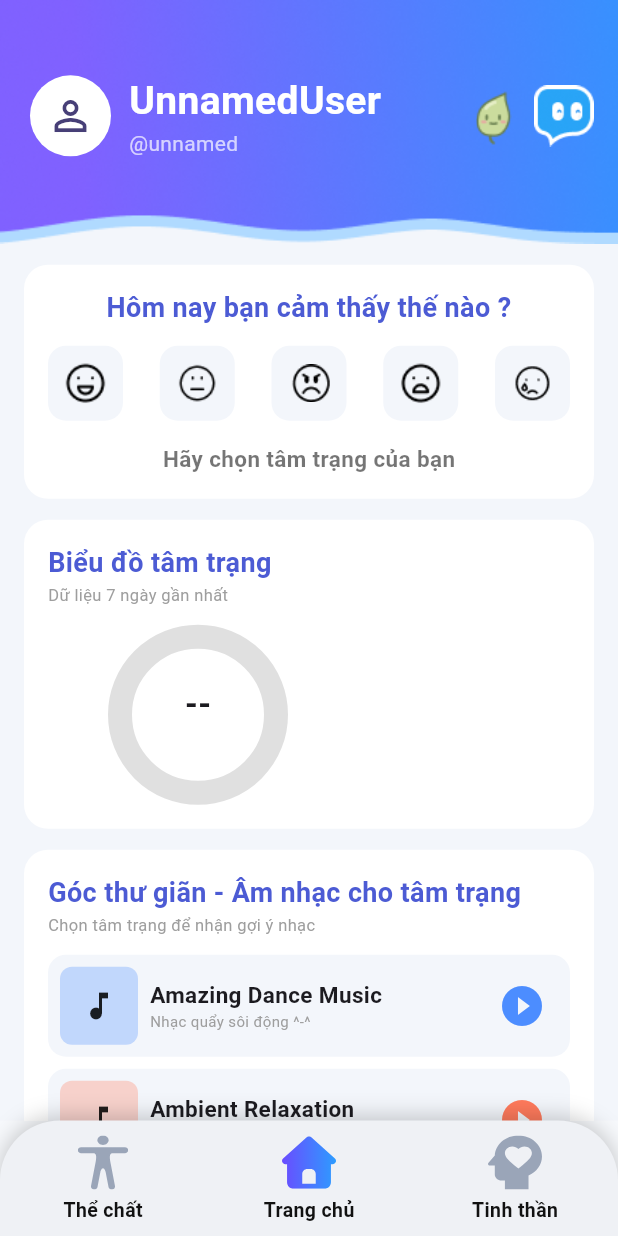
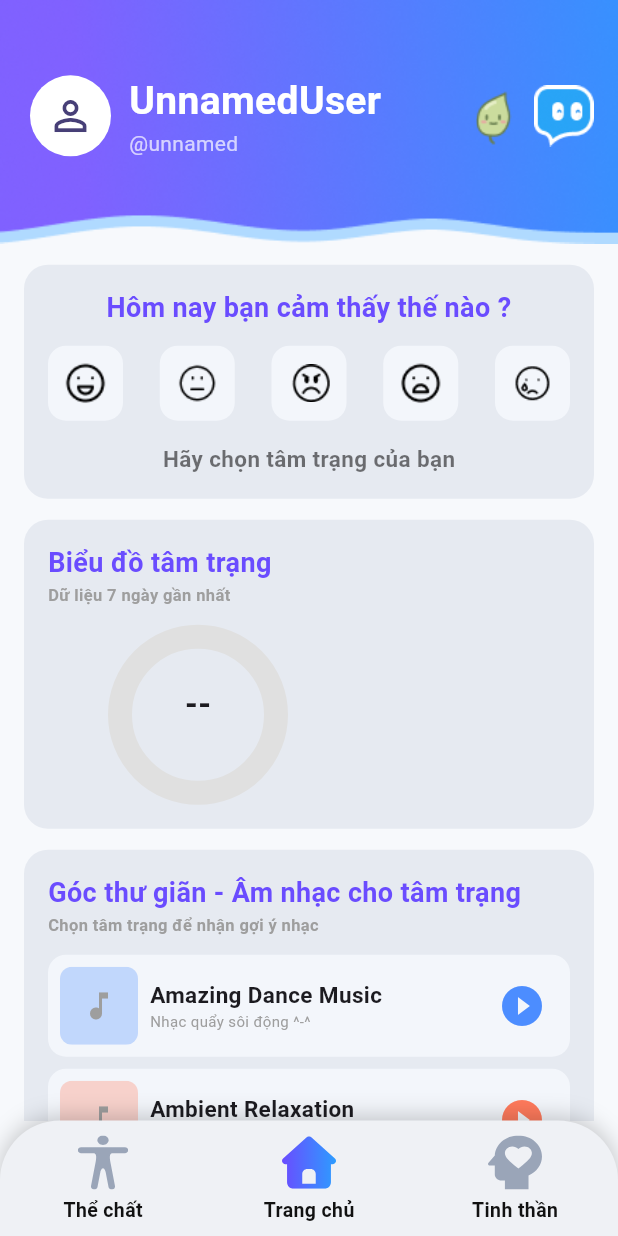
Before and after one commit to trantrikientybg/Healthiez, a Flutter app: the screen it shows once a user with an empty profile is signed in, swiped to page 3, on a phone screen of 412 x 824 dp. Run offline on Flutter 3.47's test engine with Material 3 defaults, Android fonts, the phone set to English and light mode, and no system bars; our stand-ins replace flutter_svg, shared_preferences, supabase_flutter; accounts and stored records are empty; network calls fail; project files that could hold a hidden picture were left out.

Commit message:
3/11 - 2

```diff
--- a/lib/screens/mental/mental_data.dart
+++ b/lib/screens/mental/mental_data.dart
@@ -74,7 +74,7 @@ const songs = [
   Song('Ocean Ambient', 'Giấc ngủ hòa cùng tiếng đại dương', Mood.neutral, Mood.tired, '3bOWrzil9JfMtd2nqiEUx2'),
   Song('Japanese Zen Garden', 'Nhạc chữa lành phong cách Nhật', Mood.cry, Mood.happy, '0XvBIoFUDrKfoPmnhz1fS4'),
   Song('Sleep', 'Nhạc đi ngủ zzzz', Mood.tired, Mood.neutral, '37i9dQZF1DWZd79rJ6a7lp'),
-  Song('Bossa Nova Music', 'Nhạc Bossa Nova vui tươi nhẹ nhàng', Mood.happy, Mood.neutral, '37i9dQZF1DWWgccrbg3zbJ'),
+  Song('Bossa Nova Chill', 'Nhạc Bossa Nova vui tươi nhẹ nhàng', Mood.happy, Mood.neutral, '37i9dQZF1DWWgccrbg3zbJ'),
   Song('Deep Sleep', 'Nhạc đi ngủ nhưng sâuuu', Mood.tired, Mood.cry, '37i9dQZF1DWYcDQ1hSjOpY'),
   Song('Todays Top Híts' , 'Khởi đầu ngày mới năng lượng tích cực', Mood.happy, Mood.angry, '37i9dQZF1DXcBWIGoYBM5M'),
   Song('Peaceful Piano', 'Không gian piano bay bổng', Mood.cry, Mood.neutral, '37i9dQZF1DX4sWSpwq3LiO'),
--- a/lib/screens/mental/mental_screen.dart
+++ b/lib/screens/mental/mental_screen.dart
@@ -4,6 +4,9 @@ import 'overview_popup.dart';
 import 'package:flutter/material.dart';
 import 'package:supabase_flutter/supabase_flutter.dart';
 import 'package:url_launcher/url_launcher.dart';
+import 'package:healthiez/core/theme/day_period.dart';
+import 'package:healthiez/core/theme/app_text_styles.dart';
+import 'spotify_cover.dart';
 
 // ============ 1. MODEL ============
 class DailyRecord {
@@ -79,6 +82,7 @@ Future<void> _openUrl(BuildContext context, String url) async {
   }
   if (ok) return;
 }
+
 // ============ 2. THUẬT TOÁN ============
 // Điểm = Tần suất 3-4 tuần gần đây x 1 + Streak lớn nhất x 1.5 + 5 (nếu hôm nay là tâm trạng đó)
 DateTime dateOnly(DateTime x) => DateTime(x.year, x.month, x.day);
@@ -201,8 +205,18 @@ class _MentalScreenState extends State<MentalScreen> {
       } catch (_) {}
     }
 
-    // name: tên thật (Google/Facebook), không có thì dùng username
-    String? n = ((meta?['full_name'] ?? meta?['name']) as String?)?.trim();
+    // name: tên thật (Fullname), không có thì dùng username
+    String? n = (meta?['full_name'] as String?)?.trim();
+    if (n == null || n.isEmpty) n = u;
+      try {
+        final row = await db
+            .from('profiles')
+            .select('full_name')
+            .eq('id', user.id)
+            .maybeSingle();
+        n = (row?['full_name'] as String?)?.trim();
+      } catch (_) {}
+
     if (n == null || n.isEmpty) n = u;
 
     if (u != null && u.isNotEmpty) username = u;
@@ -283,7 +297,8 @@ class _MentalScreenState extends State<MentalScreen> {
     });
 
     return Scaffold(
-      backgroundColor: const Color(0xFFF3F6FB),
+      backgroundColor: context.palette.background,
+      extendBody: true,
       body: loading
           ? const Center(child: CircularProgressIndicator()) // đang tải từ Supabase
           : SingleChildScrollView(
@@ -319,10 +334,11 @@ class _MentalScreenState extends State<MentalScreen> {
             title: 'Góc thư giãn - Âm nhạc cho tâm trạng',
             subtitle: suggested == null
                 ? 'Chọn tâm trạng để nhận gợi ý nhạc'
-                : 'Gợi ý nhạc theo tâm trạng ',
+                : 'Gợi ý Playlist nhạc theo tâm trạng ',
             child: Column(children: sorted.map(_songTile).toList()),
           ),
-          const SizedBox(height: 24),
+          const SizedBox(height: 45),
+
         ]),
       ),
     );
@@ -396,7 +412,7 @@ class _MentalScreenState extends State<MentalScreen> {
         margin: const EdgeInsets.fromLTRB(16, 14, 16, 0),
         padding: const EdgeInsets.all(16),
         decoration: BoxDecoration(
-          color: Colors.white,
+          color: context.palette.card,
           borderRadius: BorderRadius.circular(16),
         ),
         child: Column(
@@ -404,10 +420,9 @@ class _MentalScreenState extends State<MentalScreen> {
           children: [
           Text(title,
               textAlign: centerAligned ? TextAlign.center : TextAlign.start,
-              style: const TextStyle(
-                  color: Color(0xFF4C5BD4), fontWeight: FontWeight.bold, fontSize: 18)),
+              style: AppTextStyles.metricValue2,),
           if (subtitle != null)
-            Text(subtitle, style: const TextStyle(color: Colors.grey, fontSize: 11)),
+            Text(subtitle, style: const TextStyle(color: Colors.grey, fontWeight: FontWeight.bold , fontSize: 11)),
           const SizedBox(height: 12),
           child,
         ]),
@@ -487,13 +502,11 @@ class _MentalScreenState extends State<MentalScreen> {
       borderRadius: BorderRadius.circular(12),
     ),
     child: Row(children: [
-      Container(
-        width: 52, height: 52,
-        decoration: BoxDecoration(
-          color: s.mood.color.withValues(alpha: 0.3),
-          borderRadius: BorderRadius.circular(8),
-        ),
-        child: const Icon(Icons.music_note),
+      SongCover(
+        spotifyUrl: s.url,
+        size: 52,
+        radius: 8,
+        placeholderColor: s.mood.color.withValues(alpha: 0.3),
       ),
       const SizedBox(width: 8),
       Expanded(
```
